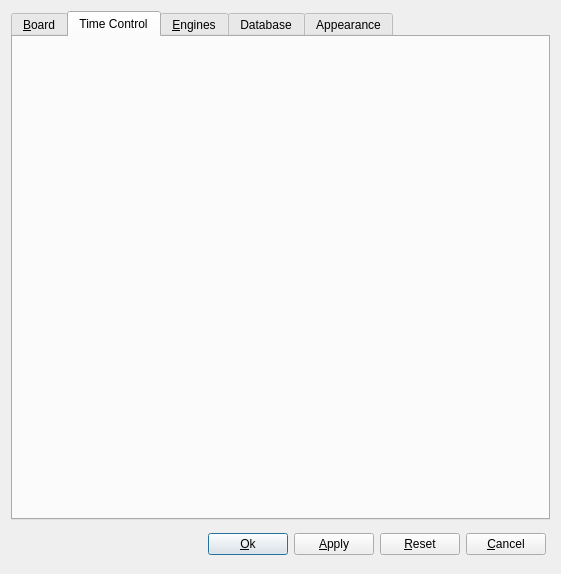
Old version of the form src/gui/preferences.ui in the repository franzm/shatrabase.
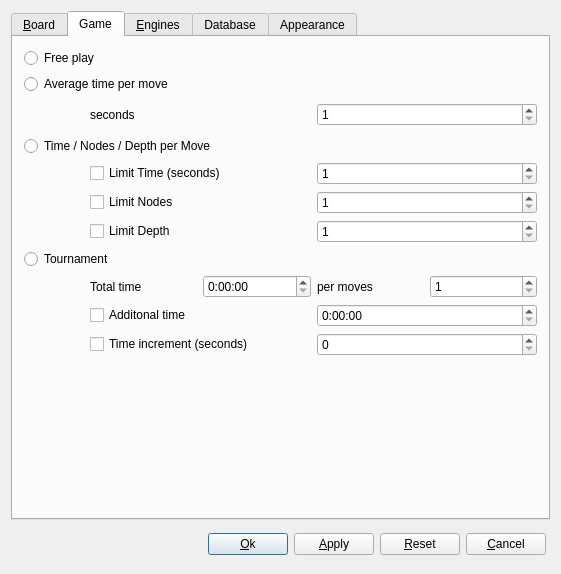
New version of the form. Custom widgets are drawn as their Qt base class.

Commit message: started TimeControl class and started Preferences/Game layout

What changed in the file:
```diff
--- a/src/gui/preferences.ui
+++ b/src/gui/preferences.ui
@@ -16,74 +16,8 @@
   <property name="modal">
    <bool>true</bool>
   </property>
-  <layout class="QGridLayout" name="gridLayout">
-   <item row="1" column="0">
-    <layout class="QHBoxLayout">
-     <property name="leftMargin">
-      <number>4</number>
-     </property>
-     <property name="topMargin">
-      <number>4</number>
-     </property>
-     <property name="rightMargin">
-      <number>4</number>
-     </property>
-     <property name="bottomMargin">
-      <number>4</number>
-     </property>
-     <item>
-      <spacer>
-       <property name="orientation">
-        <enum>Qt::Horizontal</enum>
-       </property>
-       <property name="sizeType">
-        <enum>QSizePolicy::Expanding</enum>
-       </property>
-       <property name="sizeHint" stdset="0">
-        <size>
-         <width>121</width>
-         <height>29</height>
-        </size>
-       </property>
-      </spacer>
-     </item>
-     <item>
-      <widget class="QPushButton" name="okButton">
-       <property name="text">
-        <string>&amp;Ok</string>
-       </property>
-       <property name="default">
-        <bool>true</bool>
-       </property>
-      </widget>
-     </item>
-     <item>
-      <widget class="QPushButton" name="applyButton">
-       <property name="text">
-        <string>&amp;Apply</string>
-       </property>
-       <property name="default">
-        <bool>false</bool>
-       </property>
-      </widget>
-     </item>
-     <item>
-      <widget class="QPushButton" name="resetButton">
-       <property name="text">
-        <string>&amp;Reset</string>
-       </property>
-      </widget>
-     </item>
-     <item>
-      <widget class="QPushButton" name="cancelButton">
-       <property name="text">
-        <string>&amp;Cancel</string>
-       </property>
-      </widget>
-     </item>
-    </layout>
-   </item>
-   <item row="0" column="0">
+  <layout class="QVBoxLayout" name="verticalLayout_7">
+   <item>
     <widget class="QTabWidget" name="tabWidget">
      <property name="autoFillBackground">
       <bool>false</bool>
@@ -483,9 +417,305 @@
      </widget>
      <widget class="QWidget" name="tabAutoplay">
       <attribute name="title">
-       <string>Time Control</string>
+       <string>Game</string>
       </attribute>
-      <layout class="QGridLayout" name="gridLayout_2"/>
+      <layout class="QVBoxLayout" name="verticalLayout_9">
+       <item>
+        <widget class="QRadioButton" name="radioButton">
+         <property name="text">
+          <string>Free play</string>
+         </property>
+        </widget>
+       </item>
+       <item>
+        <widget class="QRadioButton" name="radioButton_4">
+         <property name="text">
+          <string>Average time per move</string>
+         </property>
+        </widget>
+       </item>
+       <item>
+        <layout class="QHBoxLayout" name="horizontalLayout_24">
+         <property name="spacing">
+          <number>6</number>
+         </property>
+         <item>
+          <widget class="QWidget" name="spacer_5" native="true">
+           <property name="minimumSize">
+            <size>
+             <width>60</width>
+             <height>30</height>
+            </size>
+           </property>
+           <property name="maximumSize">
+            <size>
+             <width>60</width>
+             <height>16777215</height>
+            </size>
+           </property>
+          </widget>
+         </item>
+         <item>
+          <layout class="QVBoxLayout" name="verticalLayout_8">
+           <item>
+            <layout class="QHBoxLayout" name="horizontalLayout_25">
+             <property name="spacing">
+              <number>6</number>
+             </property>
+             <item>
+              <widget class="QLabel" name="label_21">
+               <property name="text">
+                <string>seconds</string>
+               </property>
+              </widget>
+             </item>
+             <item>
+              <widget class="QSpinBox" name="spinBox_4">
+               <property name="minimum">
+                <number>1</number>
+               </property>
+               <property name="maximum">
+                <number>36000</number>
+               </property>
+              </widget>
+             </item>
+            </layout>
+           </item>
+          </layout>
+         </item>
+        </layout>
+       </item>
+       <item>
+        <widget class="QRadioButton" name="radioButton_2">
+         <property name="text">
+          <string>Time / Nodes / Depth per Move</string>
+         </property>
+        </widget>
+       </item>
+       <item>
+        <layout class="QHBoxLayout" name="horizontalLayout_9">
+         <property name="spacing">
+          <number>6</number>
+         </property>
+         <item>
+          <widget class="QWidget" name="spacer" native="true">
+           <property name="minimumSize">
+            <size>
+             <width>60</width>
+             <height>30</height>
+            </size>
+           </property>
+           <property name="maximumSize">
+            <size>
+             <width>60</width>
+             <height>16777215</height>
+            </size>
+           </property>
+          </widget>
+         </item>
+         <item>
+          <layout class="QVBoxLayout" name="verticalLayout_3">
+           <item>
+            <layout class="QHBoxLayout" name="horizontalLayout_8">
+             <property name="spacing">
+              <number>6</number>
+             </property>
+             <item>
+              <widget class="QCheckBox" name="checkBox">
+               <property name="text">
+                <string>Limit Time (seconds)</string>
+               </property>
+              </widget>
+             </item>
+             <item>
+              <widget class="QSpinBox" name="spinBox">
+               <property name="minimum">
+                <number>1</number>
+               </property>
+               <property name="maximum">
+                <number>36000</number>
+               </property>
+              </widget>
+             </item>
+            </layout>
+           </item>
+           <item>
+            <layout class="QHBoxLayout" name="horizontalLayout_10">
+             <item>
+              <widget class="QCheckBox" name="checkBox_2">
+               <property name="text">
+                <string>Limit Nodes</string>
+               </property>
+              </widget>
+             </item>
+             <item>
+              <widget class="QSpinBox" name="spinBox_2">
+               <property name="minimum">
+                <number>1</number>
+               </property>
+               <property name="maximum">
+                <number>1000000000</number>
+               </property>
+              </widget>
+             </item>
+            </layout>
+           </item>
+           <item>
+            <layout class="QHBoxLayout" name="horizontalLayout_11">
+             <item>
+              <widget class="QCheckBox" name="checkBox_3">
+               <property name="text">
+                <string>Limit Depth</string>
+               </property>
+              </widget>
+             </item>
+             <item>
+              <widget class="QSpinBox" name="spinBox_3">
+               <property name="minimum">
+                <number>1</number>
+               </property>
+               <property name="maximum">
+                <number>100</number>
+               </property>
+              </widget>
+             </item>
+            </layout>
+           </item>
+          </layout>
+         </item>
+        </layout>
+       </item>
+       <item>
+        <widget class="QRadioButton" name="radioButton_3">
+         <property name="text">
+          <string>Tournament</string>
+         </property>
+        </widget>
+       </item>
+       <item>
+        <layout class="QHBoxLayout" name="horizontalLayout_12">
+         <item>
+          <widget class="QWidget" name="spacer_2" native="true">
+           <property name="minimumSize">
+            <size>
+             <width>60</width>
+             <height>30</height>
+            </size>
+           </property>
+           <property name="maximumSize">
+            <size>
+             <width>60</width>
+             <height>16777215</height>
+            </size>
+           </property>
+          </widget>
+         </item>
+         <item>
+          <layout class="QVBoxLayout" name="verticalLayout_4">
+           <item>
+            <layout class="QHBoxLayout" name="horizontalLayout_13">
+             <item>
+              <widget class="QLabel" name="label_14">
+               <property name="text">
+                <string>Total time</string>
+               </property>
+              </widget>
+             </item>
+             <item>
+              <widget class="QTimeEdit" name="timeEdit">
+               <property name="displayFormat">
+                <string>h:mm:ss</string>
+               </property>
+              </widget>
+             </item>
+             <item>
+              <widget class="QLabel" name="label_15">
+               <property name="text">
+                <string>per moves</string>
+               </property>
+              </widget>
+             </item>
+             <item>
+              <widget class="QSpinBox" name="spinBox_7">
+               <property name="minimum">
+                <number>1</number>
+               </property>
+               <property name="maximum">
+                <number>1000</number>
+               </property>
+              </widget>
+             </item>
+            </layout>
+           </item>
+           <item>
+            <layout class="QHBoxLayout" name="horizontalLayout_14">
+             <item>
+              <widget class="QCheckBox" name="checkBox_5">
+               <property name="text">
+                <string>Additonal time</string>
+               </property>
+              </widget>
+             </item>
+             <item>
+              <widget class="QTimeEdit" name="timeEdit_2">
+               <property name="displayFormat">
+                <string>h:mm:ss</string>
+               </property>
+              </widget>
+             </item>
+            </layout>
+           </item>
+           <item>
+            <layout class="QHBoxLayout" name="horizontalLayout_15">
+             <item>
+              <widget class="QCheckBox" name="checkBox_6">
+               <property name="text">
+                <string>Time increment (seconds)</string>
+               </property>
+              </widget>
+             </item>
+             <item>
+              <widget class="QSpinBox" name="spinBox_6">
+               <property name="minimum">
+                <number>0</number>
+               </property>
+               <property name="maximum">
+                <number>3600</number>
+               </property>
+               <property name="value">
+                <number>0</number>
+               </property>
+              </widget>
+             </item>
+            </layout>
+           </item>
+          </layout>
+         </item>
+        </layout>
+       </item>
+       <item>
+        <spacer name="verticalSpacer_2">
+         <property name="orientation">
+          <enum>Qt::Vertical</enum>
+         </property>
+         <property name="sizeHint" stdset="0">
+          <size>
+           <width>20</width>
+           <height>40</height>
+          </size>
+         </property>
+        </spacer>
+       </item>
+      </layout>
+      <zorder>radioButton</zorder>
+      <zorder>radioButton_2</zorder>
+      <zorder>horizontalLayoutWidget_2</zorder>
+      <zorder>radioButton_3</zorder>
+      <zorder>horizontalLayoutWidget_5</zorder>
+      <zorder></zorder>
+      <zorder>verticalSpacer_2</zorder>
+      <zorder>radioButton_4</zorder>
+      <zorder>horizontalLayoutWidget_6</zorder>
      </widget>
      <widget class="QWidget" name="tabEngines">
       <attribute name="title">
@@ -1031,6 +1261,72 @@
      </widget>
     </widget>
    </item>
+   <item>
+    <layout class="QHBoxLayout">
+     <property name="leftMargin">
+      <number>4</number>
+     </property>
+     <property name="topMargin">
+      <number>4</number>
+     </property>
+     <property name="rightMargin">
+      <number>4</number>
+     </property>
+     <property name="bottomMargin">
+      <number>4</number>
+     </property>
+     <item>
+      <spacer>
+       <property name="orientation">
+        <enum>Qt::Horizontal</enum>
+       </property>
+       <property name="sizeType">
+        <enum>QSizePolicy::Expanding</enum>
+       </property>
+       <property name="sizeHint" stdset="0">
+        <size>
+         <width>121</width>
+         <height>29</height>
+        </size>
+       </property>
+      </spacer>
+     </item>
+     <item>
+      <widget class="QPushButton" name="okButton">
+       <property name="text">
+        <string>&amp;Ok</string>
+       </property>
+       <property name="default">
+        <bool>true</bool>
+       </property>
+      </widget>
+     </item>
+     <item>
+      <widget class="QPushButton" name="applyButton">
+       <property name="text">
+        <string>&amp;Apply</string>
+       </property>
+       <property name="default">
+        <bool>false</bool>
+       </property>
+      </widget>
+     </item>
+     <item>
+      <widget class="QPushButton" name="resetButton">
+       <property name="text">
+        <string>&amp;Reset</string>
+       </property>
+      </widget>
+     </item>
+     <item>
+      <widget class="QPushButton" name="cancelButton">
+       <property name="text">
+        <string>&amp;Cancel</string>
+       </property>
+      </widget>
+     </item>
+    </layout>
+   </item>
   </layout>
  </widget>
  <layoutdefault spacing="6" margin="11"/>
```
The commit also changes 3 other files.
